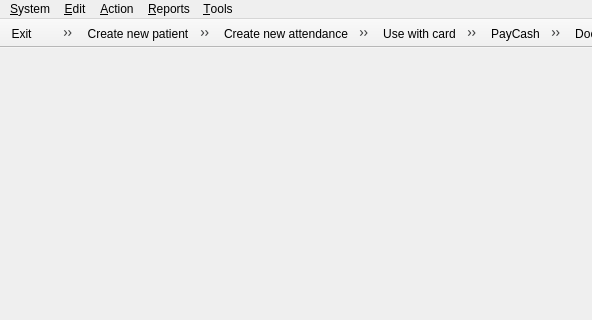
Qt form client/wndmain.ui (tbikfalvi/Belenus) before a commit; both pictures show x 0 to 592 and y 0 to 320 of the 798 by 579 pixel window.
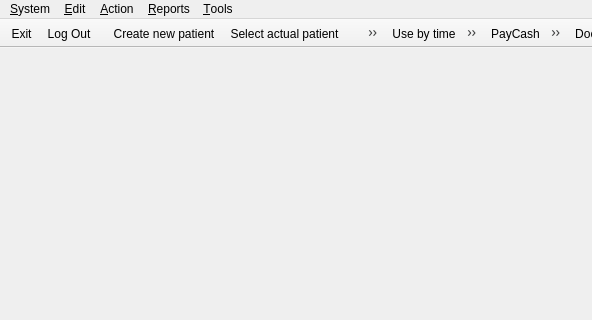
The same form after that commit.

What changed in the file:
```diff
--- a/client/wndmain.ui
+++ b/client/wndmain.ui
@@ -205,32 +205,6 @@
    <addaction name="action_PatientSelect"/>
    <addaction name="action_PatientEmpty"/>
    <addaction name="action_EditActualPatient"/>
-   <addaction name="action_PostponedPatient"/>
-  </widget>
-  <widget class="QToolBar" name="toolBarAttendance">
-   <property name="windowTitle">
-    <string>toolBar</string>
-   </property>
-   <property name="movable">
-    <bool>false</bool>
-   </property>
-   <property name="iconSize">
-    <size>
-     <width>40</width>
-     <height>40</height>
-    </size>
-   </property>
-   <attribute name="toolBarArea">
-    <enum>TopToolBarArea</enum>
-   </attribute>
-   <attribute name="toolBarBreak">
-    <bool>false</bool>
-   </attribute>
-   <addaction name="action_AttendanceNew"/>
-   <addaction name="action_SelectActualAttendance"/>
-   <addaction name="action_DeselectActualAttendance"/>
-   <addaction name="action_EditActualAttendance"/>
-   <addaction name="action_PostponedAttendance"/>
   </widget>
   <widget class="QToolBar" name="toolBarDeviceUse">
    <property name="windowTitle">
@@ -251,7 +225,6 @@
    <attribute name="toolBarBreak">
     <bool>false</bool>
    </attribute>
-   <addaction name="action_UseWithCard"/>
    <addaction name="action_UseByTime"/>
    <addaction name="separator"/>
    <addaction name="action_DeviceStart"/>
```
